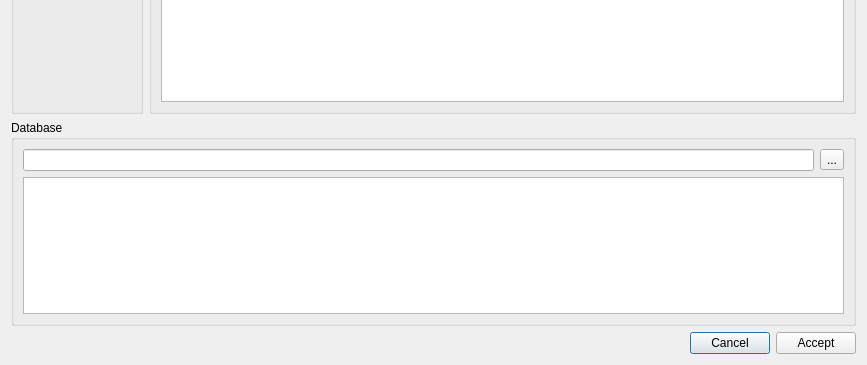
The window that constituentsdialog.ui (hobrasoft/simul6) describes before a commit, drawn with Qt 5; both pictures show x 0 to 867 and y 260 to 625 of the 867 by 625 pixel window.
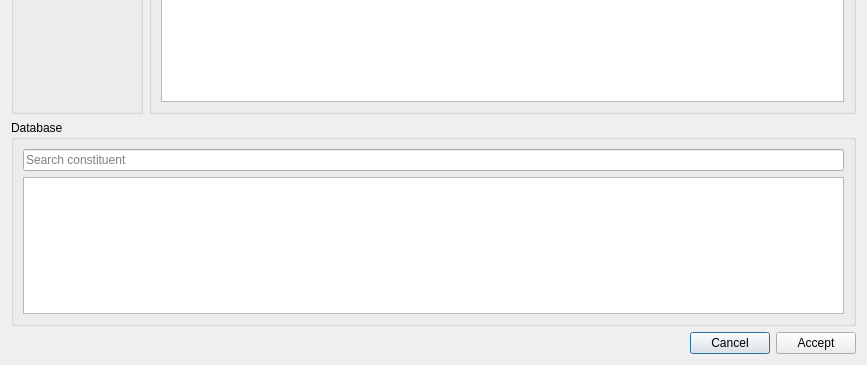
The same window after the commit.

Commit message: Přidaný výběr constituent, změny v rozmístění prvků

Diff of the .ui file:
```diff
--- a/constituentsdialog.ui
+++ b/constituentsdialog.ui
@@ -131,16 +131,6 @@
       <string>Database</string>
      </property>
      <layout class="QGridLayout" name="gridLayout">
-      <item row="0" column="0">
-       <widget class="QLineEdit" name="lineEdit"/>
-      </item>
-      <item row="0" column="1">
-       <widget class="QToolButton" name="toolButton">
-        <property name="text">
-         <string>...</string>
-        </property>
-       </widget>
-      </item>
       <item row="1" column="0" colspan="2">
        <widget class="QTreeView" name="f_databaseView">
         <property name="alternatingRowColors">
@@ -160,6 +150,16 @@
         </property>
        </widget>
       </item>
+      <item row="0" column="0" colspan="2">
+       <widget class="QLineEdit" name="f_search">
+        <property name="placeholderText">
+         <string>Search constituent</string>
+        </property>
+        <property name="clearButtonEnabled">
+         <bool>true</bool>
+        </property>
+       </widget>
+      </item>
      </layout>
     </widget>
    </item>
```
Left out of the diff: 3 changed lines with no effect on the pictures. The commit also changes 13 other files.
